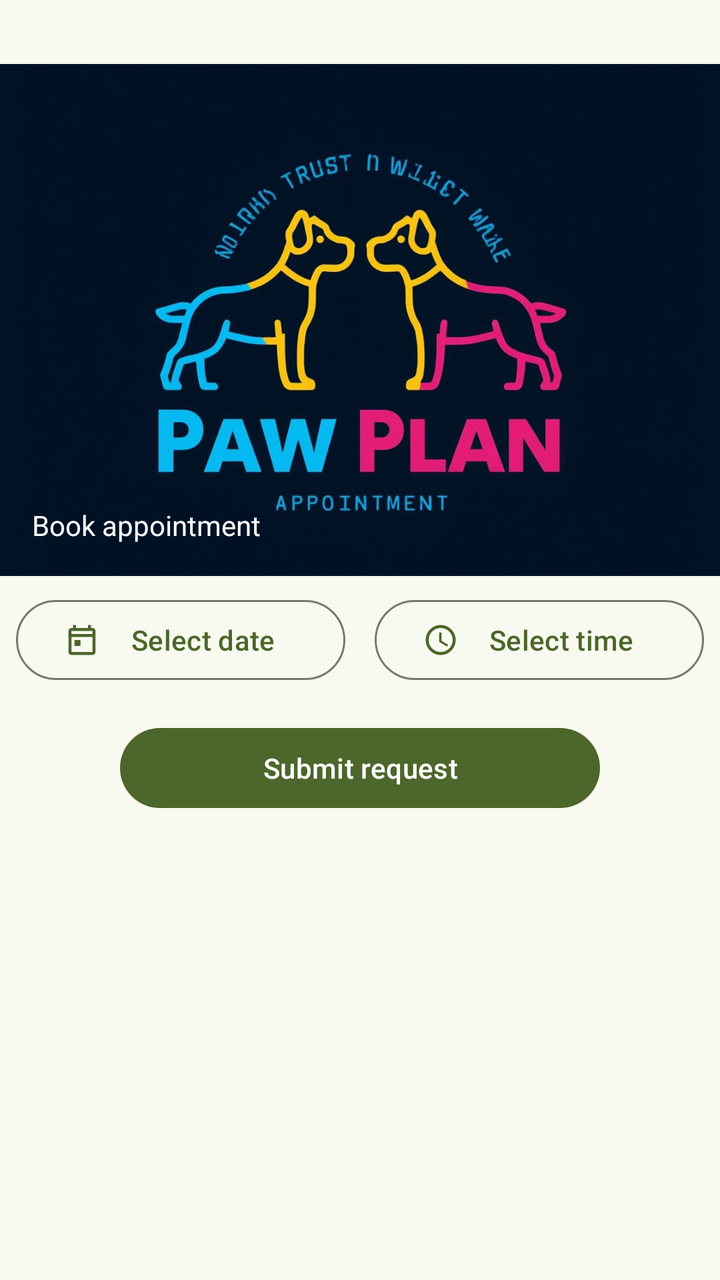
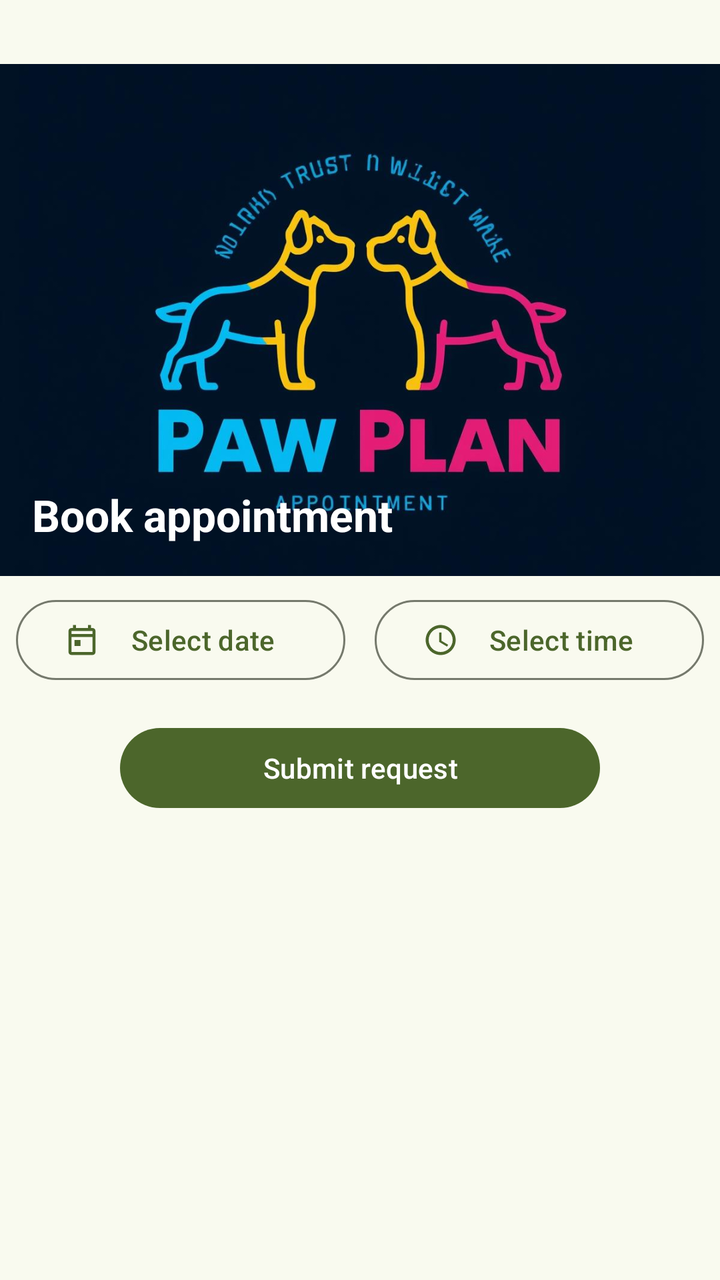

Two renders of the same Android screen: before a commit and after it. Below are the layout's source before the change and the commit's diff.
<!-- AndroidManifest.xml: application theme AppTheme -->
<!-- res/layout/fragment_appointment_booking.xml -->
<?xml version="1.0" encoding="utf-8"?>
<androidx.constraintlayout.widget.ConstraintLayout
    xmlns:android="http://schemas.android.com/apk/res/android"
    xmlns:app="http://schemas.android.com/apk/res-auto"
    xmlns:tools="http://schemas.android.com/tools"
    android:id="@+id/bookAppointmentLayout"
    android:layout_width="match_parent"
    android:layout_height="match_parent"
    tools:context=".appointments.presentation.AppointmentBookingFragment">

    <LinearLayout
        android:layout_width="0dp"
        android:layout_height="wrap_content"
        android:orientation="vertical"
        app:layout_constraintBottom_toBottomOf="parent"
        app:layout_constraintEnd_toEndOf="parent"
        app:layout_constraintStart_toStartOf="parent"
        app:layout_constraintTop_toTopOf="parent"
        app:layout_constraintVertical_bias="0.0">

        <Space
            android:layout_width="match_parent"
            android:layout_height="32dp" />

        <RelativeLayout
            android:layout_width="match_parent"
            android:layout_height="256dp"
            android:layout_marginBottom="8dp">

            <ImageView
                android:id="@+id/dogImageView"
                android:layout_width="match_parent"
                android:layout_height="match_parent"
                android:contentDescription="@string/dog_details_picture_desc"
                android:scaleType="centerCrop"
                android:src="@drawable/logo" />

            <LinearLayout
                android:layout_width="match_parent"
                android:layout_height="match_parent"
                android:orientation="vertical">

                <LinearLayout
                    android:layout_width="match_parent"
                    android:layout_height="wrap_content"
                    android:layout_margin="16dp"
                    android:orientation="horizontal"
                    android:visibility="invisible">

                    <Space
                        android:layout_width="0dp"
                        android:layout_height="match_parent"
                        android:layout_weight="1" />

                    <com.google.android.material.button.MaterialButton
                        android:id="@+id/selectDogButton"
                        style="@style/Widget.Material3.Button"
                        android:layout_width="wrap_content"
                        android:layout_height="wrap_content"
                        android:text="@string/bookappointment_selectDogButton" />
                </LinearLayout>

                <Space
                    android:layout_width="match_parent"
                    android:layout_height="0dp"
                    android:layout_weight="1" />

                <TextView
                    android:id="@+id/reportCaption"
                    style="@style/TextAppearance.Material3.TitleLarge.Emphasized"
                    android:layout_width="match_parent"
                    android:layout_height="wrap_content"
                    android:layout_margin="16dp"
                    android:text="@string/bookappointment_caption"
                    android:textColor="@android:color/white" />
            </LinearLayout>

        </RelativeLayout>

        <LinearLayout
            android:layout_width="match_parent"
            android:layout_height="wrap_content"
            android:layout_marginStart="8dp"
            android:layout_marginEnd="8dp"
            android:layout_marginBottom="16dp"
            android:orientation="horizontal">

            <com.google.android.material.button.MaterialButton
                android:id="@+id/selectDateButton"
                style="@style/Widget.Material3.Button.OutlinedButton"
                android:layout_width="150dp"
                android:layout_height="wrap_content"
                android:layout_weight="1"
                android:text="@string/wtp_report_dateButton"
                app:icon="@drawable/ic_calendar" />

            <Space
                android:layout_width="0dp"
                android:layout_height="match_parent"
                android:layout_weight="1" />

            <com.google.android.material.button.MaterialButton
                android:id="@+id/selectTimeButton"
                style="@style/Widget.Material3.Button.OutlinedButton"
                android:layout_width="150dp"
                android:layout_height="match_parent"
                android:layout_weight="1"
                android:text="@string/wtp_report_timeButton"
                app:icon="@drawable/ic_clock" />

        </LinearLayout>

        <LinearLayout
            android:layout_width="match_parent"
            android:layout_height="match_parent"
            android:orientation="horizontal">

            <Space
                android:layout_width="0dp"
                android:layout_height="match_parent"
                android:layout_weight="1" />

            <com.google.android.material.button.MaterialButton
                android:id="@+id/submitButton"
                style="@style/Widget.Material3.Button"
                android:layout_width="240dp"
                android:layout_height="wrap_content"
                android:layout_marginStart="8dp"
                android:layout_marginEnd="8dp"
                android:text="@string/bookappointment_submit" />

            <Space
                android:layout_width="0dp"
                android:layout_height="match_parent"
                android:layout_weight="1" />

        </LinearLayout>

        <Space
            android:layout_width="match_parent"
            android:layout_height="32dp" />

    </LinearLayout>

</androidx.constraintlayout.widget.ConstraintLayout>
<!-- resources referenced by this layout -->
<resources>
  <!-- drawable ic_calendar (drawable) -->
  <vector xmlns:android="http://schemas.android.com/apk/res/android"
      android:width="14dp"
      android:height="14dp"
      android:viewportWidth="24"
      android:viewportHeight="24">
      <path
          android:fillColor="#FF000000"
          android:pathData="M19,4H18V2H16V4H8V2H6V4H5C3.89,4 3,4.9 3,6V20C3,21.1 3.89,22 5,22H19C20.1,22 21,21.1 21,20V6C21,4.9 20.1,4 19,4ZM19,20H5V10H19V20ZM19,8H5V6H19V8ZM7,12H11V16H7V12Z" />
  </vector>
  <string name="bookappointment_caption">Book appointment</string>
  <string name="bookappointment_selectDogButton">Change</string>
  <string name="bookappointment_submit">Submit request</string>
  <string name="dog_details_picture_desc">Cute dog picture</string>
  <string name="wtp_report_dateButton">Select date</string>
  <string name="wtp_report_timeButton">Select time</string>
  <color name="md_theme_primary">#4C662B</color>
  <color name="md_theme_onPrimary">#FFFFFF</color>
  <color name="md_theme_primaryContainer">#CDEDA3</color>
  <color name="md_theme_onPrimaryContainer">#354E16</color>
  <color name="md_theme_secondary">#586249</color>
  <color name="md_theme_onSecondary">#FFFFFF</color>
  <color name="md_theme_secondaryContainer">#DCE7C8</color>
  <color name="md_theme_onSecondaryContainer">#404A33</color>
  <color name="md_theme_tertiary">#386663</color>
  <color name="md_theme_onTertiary">#FFFFFF</color>
  <color name="md_theme_tertiaryContainer">#BCECE7</color>
  <color name="md_theme_onTertiaryContainer">#1F4E4B</color>
  <color name="md_theme_error">#BA1A1A</color>
  <color name="md_theme_onError">#FFFFFF</color>
  <color name="md_theme_errorContainer">#FFDAD6</color>
  <color name="md_theme_onErrorContainer">#93000A</color>
  <color name="md_theme_background">#F9FAEF</color>
  <color name="md_theme_onBackground">#1A1C16</color>
  <color name="md_theme_surface">#F9FAEF</color>
  <color name="md_theme_onSurface">#1A1C16</color>
  <color name="md_theme_surfaceVariant">#E1E4D5</color>
  <color name="md_theme_onSurfaceVariant">#44483D</color>
  <color name="md_theme_outline">#75796C</color>
  <color name="md_theme_outlineVariant">#C5C8BA</color>
  <color name="md_theme_inverseSurface">#2F312A</color>
  <color name="md_theme_inverseOnSurface">#F1F2E6</color>
  <color name="md_theme_inversePrimary">#B1D18A</color>
  <color name="md_theme_primaryFixed">#CDEDA3</color>
  <color name="md_theme_onPrimaryFixed">#102000</color>
  <color name="md_theme_primaryFixedDim">#B1D18A</color>
  <color name="md_theme_onPrimaryFixedVariant">#354E16</color>
  <color name="md_theme_secondaryFixed">#DCE7C8</color>
  <color name="md_theme_onSecondaryFixed">#151E0B</color>
  <color name="md_theme_secondaryFixedDim">#BFCBAD</color>
  <color name="md_theme_onSecondaryFixedVariant">#404A33</color>
  <color name="md_theme_tertiaryFixed">#BCECE7</color>
  <color name="md_theme_onTertiaryFixed">#00201E</color>
  <color name="md_theme_tertiaryFixedDim">#A0D0CB</color>
  <color name="md_theme_onTertiaryFixedVariant">#1F4E4B</color>
  <color name="md_theme_surfaceDim">#DADBD0</color>
  <color name="md_theme_surfaceBright">#F9FAEF</color>
  <color name="md_theme_surfaceContainerLowest">#FFFFFF</color>
  <color name="md_theme_surfaceContainerLow">#F3F4E9</color>
  <color name="md_theme_surfaceContainer">#EEEFE3</color>
  <color name="md_theme_surfaceContainerHigh">#E8E9DE</color>
  <color name="md_theme_surfaceContainerHighest">#E2E3D8</color>
  <!-- unchanged entries left out for length: 3 -->
</resources>

<!-- the commit's change to res/layout/fragment_appointment_booking.xml (unified diff, before → after) -->
@@ -6,7 +6,7 @@
     android:id="@+id/bookAppointmentLayout"
     android:layout_width="match_parent"
     android:layout_height="match_parent"
-    tools:context=".appointments.presentation.AppointmentBookingFragment">
+    tools:context=".appointments.presentation.booking.AppointmentBookingFragment">
 
     <LinearLayout
         android:layout_width="0dp"
<!-- resource entries referenced after the edit -->
@@ -16,6 +16,9 @@
   <string name="dog_details_picture_desc">Cute dog picture</string>
   <string name="wtp_report_dateButton">Select date</string>
   <string name="wtp_report_timeButton">Select time</string>
+  <style name="TextAppearance.Material3.TitleLarge.Emphasized" parent="TextAppearance.Material3.TitleLarge">
+          <item name="android:textStyle">bold</item>
+      </style>
   <color name="md_theme_primary">#4C662B</color>
   <color name="md_theme_onPrimary">#FFFFFF</color>
   <color name="md_theme_primaryContainer">#CDEDA3</color>
